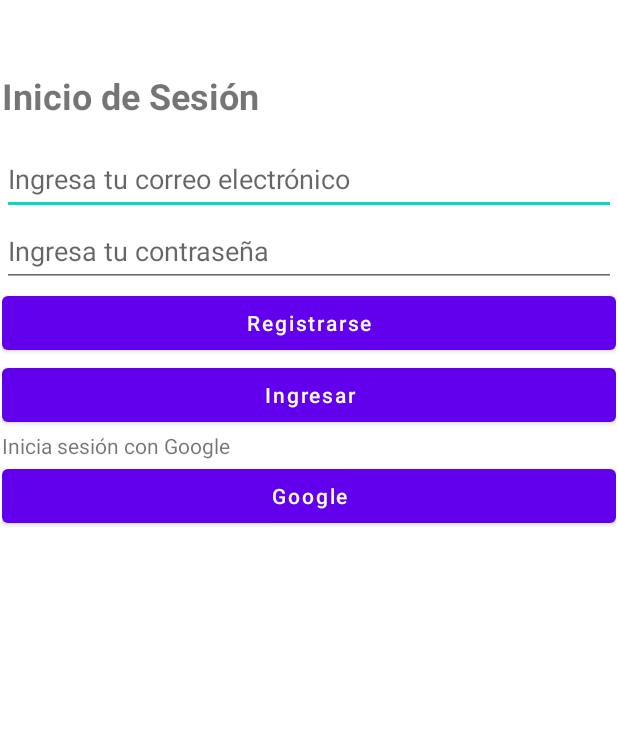
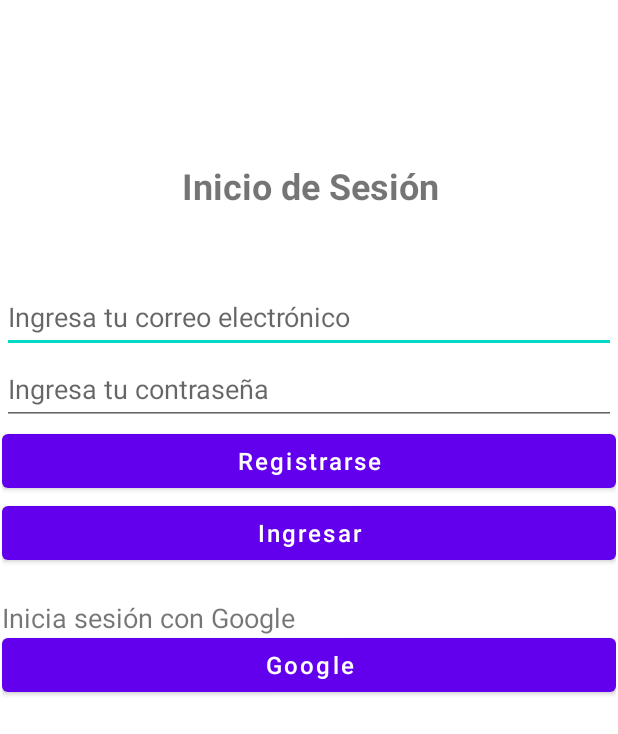
Before and after one commit to LuchoAlm/FindBue, an Android app: the PanelPrincipalUsuario screen opened directly, with no data from a screen before it, after a tap on "Consultar ruta", on a phone screen of 412 x 824 dp. Shown: the top 734 px of the screen. Run offline under Robolectric (Android 15) with nearby library versions, the phone set to English and light mode, and no system bars; our stand-ins replace Firebase (no records; nobody signed in at launch, a user with empty details on screens opened directly); libraries missing offline, so code that uses them is left out: com.firebase.ui.

Commit message:
Google-parte1

```diff
--- a/app/src/main/java/com/example/findbue/MainActivity.java
+++ b/app/src/main/java/com/example/findbue/MainActivity.java
@@ -1,5 +1,6 @@
 package com.example.findbue;
 
+import androidx.annotation.NonNull;
 import androidx.appcompat.app.AppCompatActivity;
 
 import android.content.Intent;
@@ -7,20 +8,40 @@ import android.os.Bundle;
 import android.view.View;
 import android.view.WindowManager;
 import android.widget.Button;
+import android.widget.ListAdapter;
+import android.widget.Toast;
+
+import com.firebase.ui.auth.AuthUI;
+import com.google.android.gms.auth.GoogleAuthUtil;
+import com.google.android.gms.tasks.OnCompleteListener;
+import com.google.android.gms.tasks.Task;
+import com.google.firebase.auth.FirebaseAuth;
+import com.google.firebase.auth.FirebaseUser;
+
+import java.util.Arrays;
+import java.util.List;
 
 public class MainActivity extends AppCompatActivity {
+    FirebaseAuth miFirebaseAuth;
+    FirebaseAuth.AuthStateListener miAuthListener;
+    public static final int REQUEST_CODE = 54654;
     public Button registrarme, ingresar;
+
+    List<AuthUI.IdpConfig> provider = Arrays.asList(
+            new AuthUI.IdpConfig.GoogleBuilder().build()
+    );
+
     @Override
     protected void onCreate(Bundle savedInstanceState) {
         super.onCreate(savedInstanceState);
+        setContentView(R.layout.activity_main);
 
         //Ocultamos la barra de acción
         getSupportActionBar().hide();
         //Ocultamos la barra de estado del sistema
-        getWindow().setFlags(WindowManager.LayoutParams.FLAG_FULLSCREEN, WindowManager.LayoutParams.FLAG_FULLSCREEN );
+        getWindow().setFlags(WindowManager.LayoutParams.FLAG_FULLSCREEN, WindowManager.LayoutParams.FLAG_FULLSCREEN);
 
-        setContentView(R.layout.activity_main);
-
+        //definir hacia cual interface se ba luego de presionar cada uno de los botones
         ingresar = (Button) findViewById(R.id.button2);
         registrarme = (Button) findViewById(R.id.buttonRegistrar);
 
@@ -39,5 +60,48 @@ public class MainActivity extends AppCompatActivity {
                 startActivity(intent);
             }
         });
+
+
+        //Firebase auth with Google
+        miFirebaseAuth = FirebaseAuth.getInstance();
+        miAuthListener = new FirebaseAuth.AuthStateListener() {
+            @Override
+            public void onAuthStateChanged(@NonNull FirebaseAuth firebaseAuth) {
+                FirebaseUser user = firebaseAuth.getCurrentUser();
+
+                if (user != null) {
+                    Toast.makeText(MainActivity.this, "Sesión iniciada exitosamente", Toast.LENGTH_SHORT).show();
+                } else {
+                   /* startActivityForResult(AuthUI.getInstance()
+                            ,createSignInIntentBuilder()
+                            ,setAvailableProviders(provider)
+                            ,setIsSmartLockEnabled(false)
+                            ,build(), REQUEST_CODE);*/
+                    Toast.makeText(MainActivity.this, "Sesion no iniciada!!!! Estoy en el else", Toast.LENGTH_SHORT).show();
+                }
+            }
+
+
+        };
+    }
+    protected void onResume(){
+        super.onResume();
+        miFirebaseAuth.addAuthStateListener(miAuthListener);
+    }
+
+    @Override
+    protected void onPause() {
+        super.onPause();
+        miFirebaseAuth.removeAuthStateListener(miAuthListener);
+    }
+
+    public void cerrarSesion (View view){
+        AuthUI.getInstance().signOut(this).addOnCompleteListener(new OnCompleteListener<Void>() {
+            @Override
+            public void onComplete(@NonNull Task<Void> task) {
+                Toast.makeText(MainActivity.this, "Sesión cerrada", Toast.LENGTH_SHORT).show();
+                finish();
+            }
+        });
     }
 }
--- a/app/src/main/res/layout/activity_main.xml
+++ b/app/src/main/res/layout/activity_main.xml
@@ -17,13 +17,15 @@
 
         <TextView
             android:id="@+id/textView"
-            android:layout_width="match_parent"
-            android:layout_height="48dp"
+            android:layout_width="190dp"
+            android:layout_height="140dp"
             android:elegantTextHeight="true"
             android:inputType="text"
             android:text="@string/lbl_Login"
             android:textSize="24sp"
-            android:textStyle="bold" />
+            android:textStyle="bold"
+            android:translationX="120dp"
+            android:translationY="60dp" />
 
         <EditText
             android:id="@+id/editTextTextPersonName"
@@ -48,26 +50,31 @@
             android:layout_width="match_parent"
             android:layout_height="wrap_content"
             android:text="@string/btn_registrar"
-            android:textAllCaps="false" />
+            android:textAllCaps="false"
+            android:textSize="16sp" />
 
         <Button
             android:id="@+id/button2"
             android:layout_width="match_parent"
             android:layout_height="wrap_content"
             android:text="@string/btn_Ingresar"
-            android:textAllCaps="false" />
+            android:textAllCaps="false"
+            android:textSize="16sp" />
 
         <TextView
             android:id="@+id/textView2"
             android:layout_width="match_parent"
-            android:layout_height="wrap_content"
-            android:text="@string/lbl_logGoogle" />
+            android:layout_height="40dp"
+            android:text="@string/lbl_logGoogle"
+            android:textSize="18sp"
+            android:translationY="20dp" />
 
         <Button
             android:id="@+id/button3"
             android:layout_width="match_parent"
             android:layout_height="wrap_content"
             android:text="Google"
-            android:textAllCaps="false" />
+            android:textAllCaps="false"
+            android:textSize="16sp" />
     </LinearLayout>
 </androidx.constraintlayout.widget.ConstraintLayout>
--- a/build.gradle
+++ b/build.gradle
@@ -6,6 +6,7 @@ buildscript {
     }
     dependencies {
         classpath "com.android.tools.build:gradle:7.0.0"
+        classpath 'com.google.gms:google-services:4.3.10'
 
         // NOTE: Do not place your application dependencies here; they belong
         // in the individual module build.gradle files
```
Also changed, not shown: app/build.gradle (+8 -1 lines), app/src/main/AndroidManifest.xml (+5 -2 lines), app/src/main/res/layout/activity_panel_principal_usuario.xml (+14 -6 lines), 1 other file.
